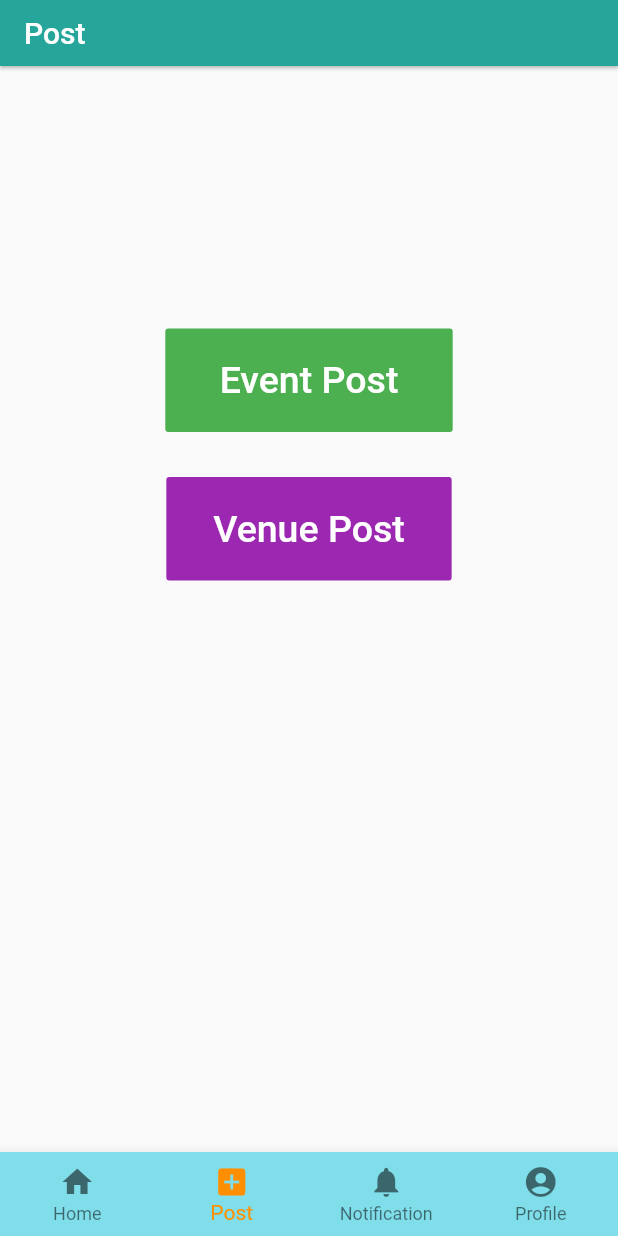
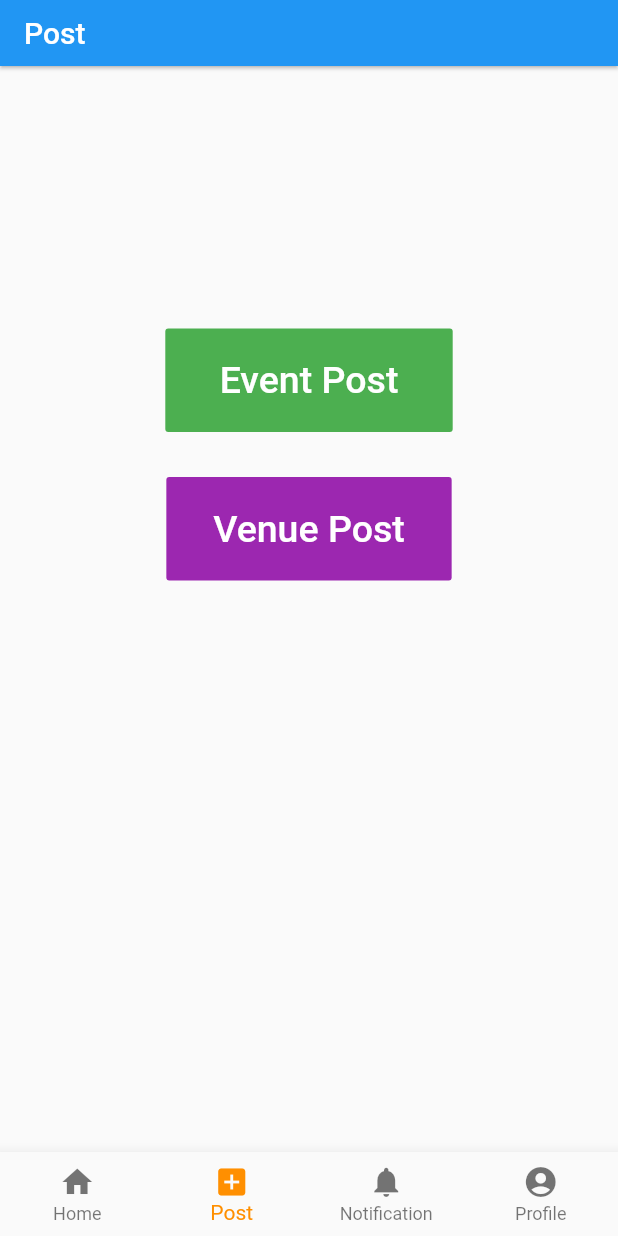
Before and after one commit to DouMaokang/EventSG, a Flutter app: the screen it shows after launch, item 2 of the bottom bar chosen, on a phone screen of 412 x 824 dp. Run offline on Flutter 3.47's test engine with Material 2 defaults, Android fonts, the phone set to English and light mode, and no system bars; our stand-ins replace bloc, datetime_picker_formfield, email_validator, equatable, expandable, flutter_bloc and 2 more; missing offline and left inert: frideos.

Commit message:
changed some styles

```diff
--- a/event_sg/lib/main.dart
+++ b/event_sg/lib/main.dart
@@ -36,7 +36,6 @@ class EventSG extends StatelessWidget {
 
       theme: ThemeData(
         fontFamily: 'Roboto',
-        primaryColor: Colors.teal[400],
       ),
       home: App(),
     );
@@ -64,7 +63,6 @@ class _AppState
 
   Widget _bottomNavigationBar(int selectedIndex) => SizedBox(
     child: BottomNavigationBar(
-      backgroundColor: Colors.cyan[200],
       items: const <BottomNavigationBarItem>[
         BottomNavigationBarItem(
           icon: Icon(Icons.home),
--- a/event_sg/pubspec.yaml
+++ b/event_sg/pubspec.yaml
@@ -63,9 +63,7 @@ flutter:
         - asset: fonts/Roboto-Regular.ttf
         - asset: fonts/Roboto-Medium.ttf
         - asset: fonts/Roboto-Italic.ttf
-    - family: PlayfairDisplay
-      fonts:
-        - asset: fonts/PlayfairDisplay-VariableFont.ttf
+
   uses-material-design: true
 
   # To add assets to your application, add an assets section, like this:
```
